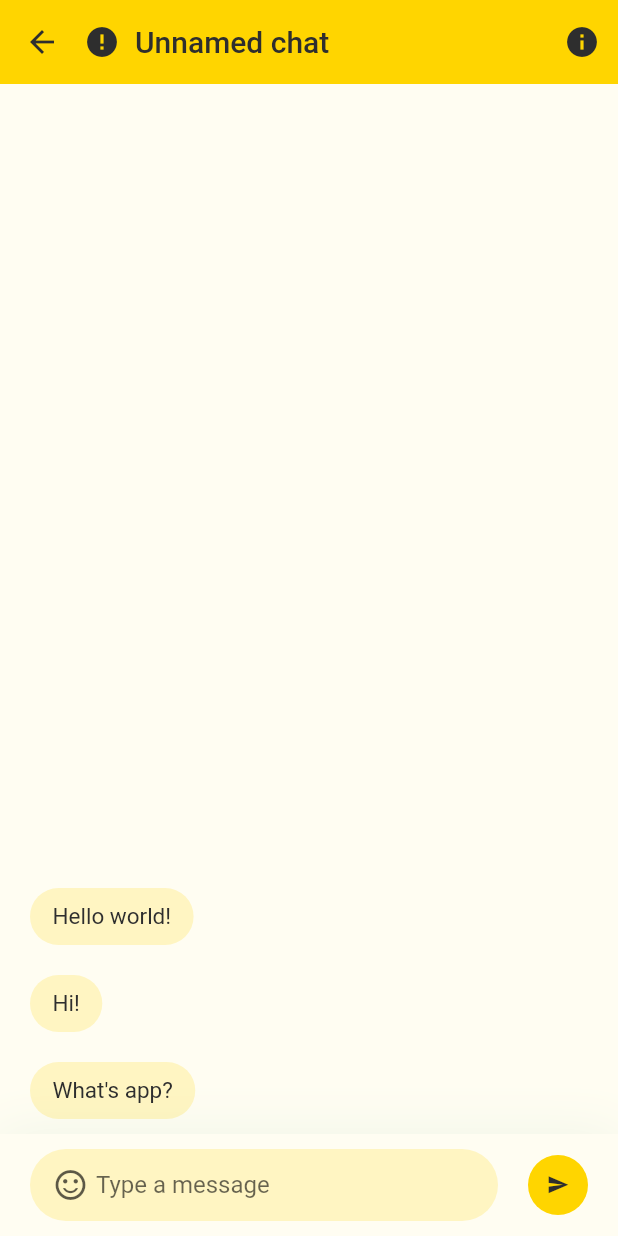
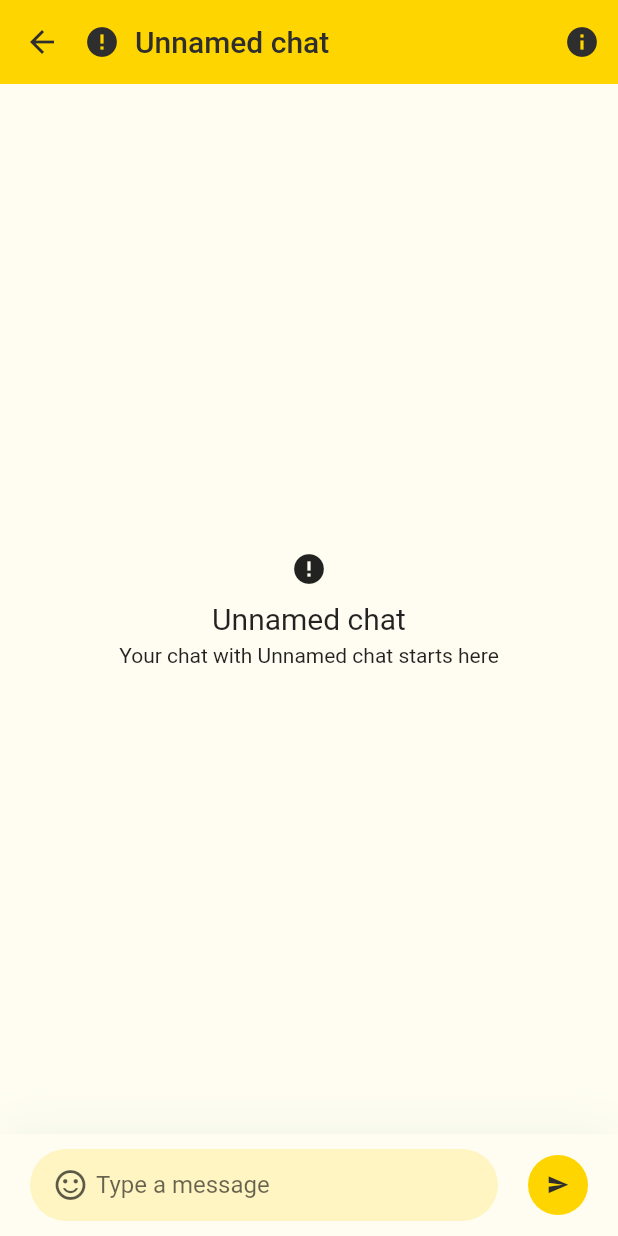
Before and after one commit to stanislaw-dera/dankon, a Flutter app: the ChatView screen opened directly with empty values, on a phone screen of 412 x 824 dp. Run offline on Flutter 3.47's test engine with Material 2 defaults, Android fonts, the light colour scheme and no system bars; drawn by our look-alikes of cached_network_image; our stand-ins replace cloud_firestore, firebase_auth, firebase_core, firebase_messaging, flutter_dotenv, flutter_signin_button and 1 more; missing offline and left inert: flutter_facebook_auth; accounts and stored records are empty; generated files the repository leaves out were written again; network calls fail.

Commit message:
Add reading messages from Firestore

```diff
--- a/dankon_android/lib/models/chat.dart
+++ b/dankon_android/lib/models/chat.dart
@@ -1,4 +1,4 @@
-import 'package:cloud_firestore/cloud_firestore.dart';
+import 'package:dankon/utils/timestamp_to_datetime.dart';
 import 'package:dankon/models/response.dart';
 import 'package:dankon/models/the_user.dart';
 import 'package:dankon/services/database.dart';
@@ -11,16 +11,6 @@ List<TheUser> jsonToListOfUsers(List json) {
   }
 
   return list;
-}
-
-DateTime timestampToDateTime(dynamic timestamp) {
-  if (timestamp == null) {
-    return DateTime(2000);
-  }
-
-  Timestamp t = timestamp;
-  DateTime d = t.toDate();
-  return d;
 }
 
 class Chat {
--- a/dankon_android/lib/models/message.dart
+++ b/dankon_android/lib/models/message.dart
@@ -1,14 +1,21 @@
+import 'package:dankon/utils/timestamp_to_datetime.dart';
+
 class Message {
   final DateTime time;
   final String author;
   final String content;
 
+  Map<String, dynamic> toJson() => {
+    'time': time,
+    'author': author,
+    'content': content
+  };
+
+  Message.fromJson(Map<String, dynamic> json)
+      : time = timestampToDateTime(json["time"]),
+        author = json["author"],
+        content = json["content"];
+
   Message({required this.time, required this.author, required this.content});
+
 }
-
-// Example messages for testing
-final List<Message> placeholderMessages = [
-  Message(time: DateTime.now(), author: "user1uid", content: "What's app?"),
-  Message(time: DateTime.now(), author: "user2uid", content: "Hi!"),
-  Message(time: DateTime.now(), author: "user1uid", content: "Hello world!"),
-];
--- a/dankon_android/lib/screens/chat/chat_view.dart
+++ b/dankon_android/lib/screens/chat/chat_view.dart
@@ -1,3 +1,4 @@
+import 'package:cloud_firestore/cloud_firestore.dart';
 import 'package:dankon/constants.dart';
 import 'package:dankon/models/chat.dart';
 import 'package:dankon/models/message.dart';
@@ -21,40 +22,115 @@ class _ChatViewState extends State<ChatView> {
     String myUid = context.read<User?>()!.uid;
     final Chat chat = ModalRoute.of(context)!.settings.arguments as Chat;
 
+    final Stream<QuerySnapshot> messagesStream = FirebaseFirestore.instance
+        .collection("chats/${chat.id}/messages")
+        .orderBy("time", descending: true)
+        .snapshots();
+
     return Scaffold(
         backgroundColor: kSecondaryColor,
-      appBar: AppBar(
+        appBar: buildAppBar(chat, myUid),
+        body: StreamBuilder<QuerySnapshot>(
+          stream: messagesStream,
+          builder:
+              (BuildContext context, AsyncSnapshot<QuerySnapshot> snapshot) {
+            if (snapshot.hasError) {
+              return const Text('Something went wrong');
+            }
+
+            if (snapshot.connectionState == ConnectionState.waiting) {
+              return const Center(
+                child: CircularProgressIndicator(),
+              );
+            }
+
+            List<Message> messages = snapshot.data!.docs.map((doc) {
+              Map<String, dynamic> jsonData =
+                  doc.data() as Map<String, dynamic>;
+              return Message.fromJson(jsonData);
+            }).toList();
+
+            return Column(
+              children: [
+                Expanded(
+                  child: messages.isEmpty
+                      ? ChatWelcome(
+                          photoUrl: chat.getChatImageUrl(myUid),
+                          title: chat.getChatName(myUid))
+                      : Padding(
+                          padding: const EdgeInsets.symmetric(horizontal: 20.0),
+                          child: ListView.builder(
+                            reverse: true,
+                            physics: const BouncingScrollPhysics(),
+                            itemCount: messages.length,
+                            itemBuilder: (context, index) {
+                              return MessageBuble(
+                                msg: messages[index],
+                                byMe: messages[index].author == myUid,
+                              );
+                            },
+                          ),
+                        ),
+                ),
+                const MessageInput()
+              ],
+            );
+          },
+        ));
+  }
+}
+
+AppBar buildAppBar(Chat chat, String myUid) {
+  return AppBar(
     centerTitle: false,
     titleSpacing: 0,
     backgroundColor: kPrimaryColor,
     foregroundColor: kDarkColor,
     title: Row(
       children: [
-            CachedAvatar(url: chat.getChatImageUrl(myUid), radius: 15,),
-            const SizedBox(width: 10,),
+        CachedAvatar(
+          url: chat.getChatImageUrl(myUid),
+          radius: 15,
+        ),
+        const SizedBox(
+          width: 10,
+        ),
         Text(chat.getChatName(myUid)),
       ],
     ),
     actions: [IconButton(onPressed: () {}, icon: const Icon(Icons.info))],
+  );
+}
+
+class ChatWelcome extends StatelessWidget {
+  final String photoUrl;
+  final String title;
+
+  const ChatWelcome({Key? key, required this.photoUrl, required this.title})
+      : super(key: key);
+
+  @override
+  Widget build(BuildContext context) {
+    return Column(
+      mainAxisAlignment: MainAxisAlignment.center,
+      crossAxisAlignment: CrossAxisAlignment.center,
+      children: [
+        CachedAvatar(
+          url: photoUrl,
+          radius: 30,
         ),
-      body: Column(
-        children: [
-          Expanded(
-            child: Padding(
-              padding: const EdgeInsets.symmetric(horizontal: 20.0),
-              child: ListView.builder(
-                reverse: true,
-                physics: const BouncingScrollPhysics(),
-                itemCount: placeholderMessages.length,
-                itemBuilder: (context, index) {
-                  return MessageBuble(msg: placeholderMessages[index], byMe: placeholderMessages[index].author == myUid,);
-                },
+        const SizedBox(
+          height: 10,
         ),
+        Text(
+          title,
+          style: const TextStyle(fontSize: 20),
         ),
+        const SizedBox(
+          height: 5,
         ),
-          const MessageInput()
+        Text("Your chat with $title starts here"),
       ],
-      )
     );
   }
 }
--- /dev/null
+++ b/dankon_android/lib/utils/timestamp_to_datetime.dart
@@ -0,0 +1,11 @@
+import 'package:cloud_firestore/cloud_firestore.dart';
+
+DateTime timestampToDateTime(dynamic timestamp) {
+  if (timestamp == null) {
+    return DateTime(2000);
+  }
+
+  Timestamp t = timestamp;
+  DateTime d = t.toDate();
+  return d;
+}
```
Lines whose indentation alone changed are shown as unchanged.
